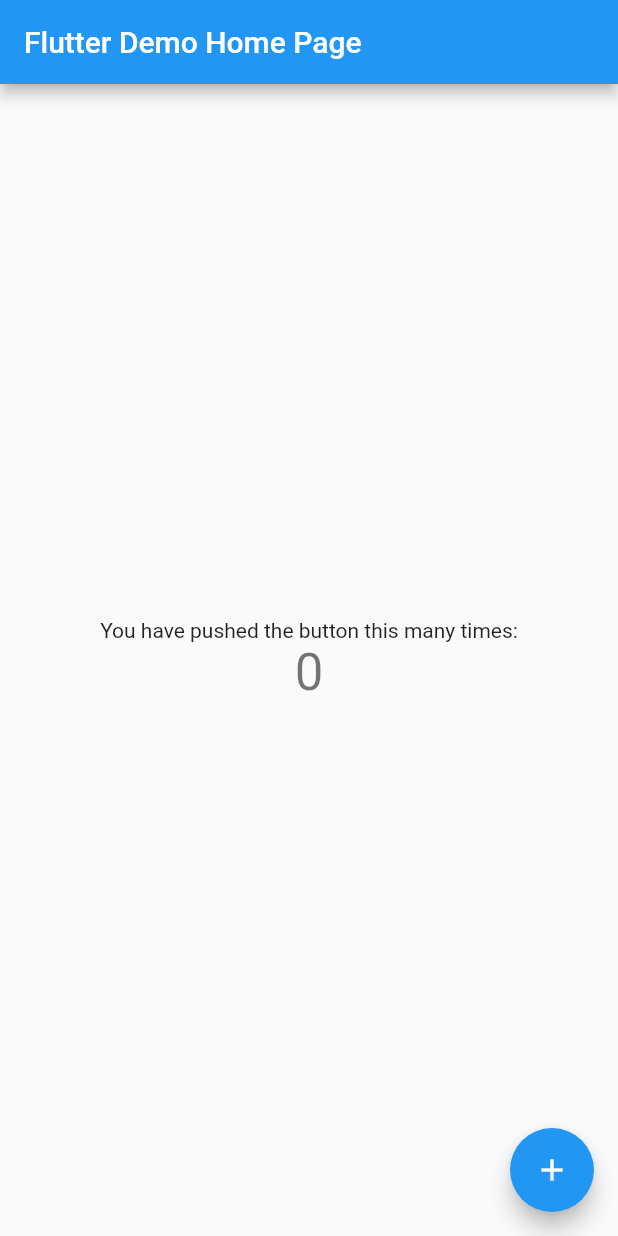
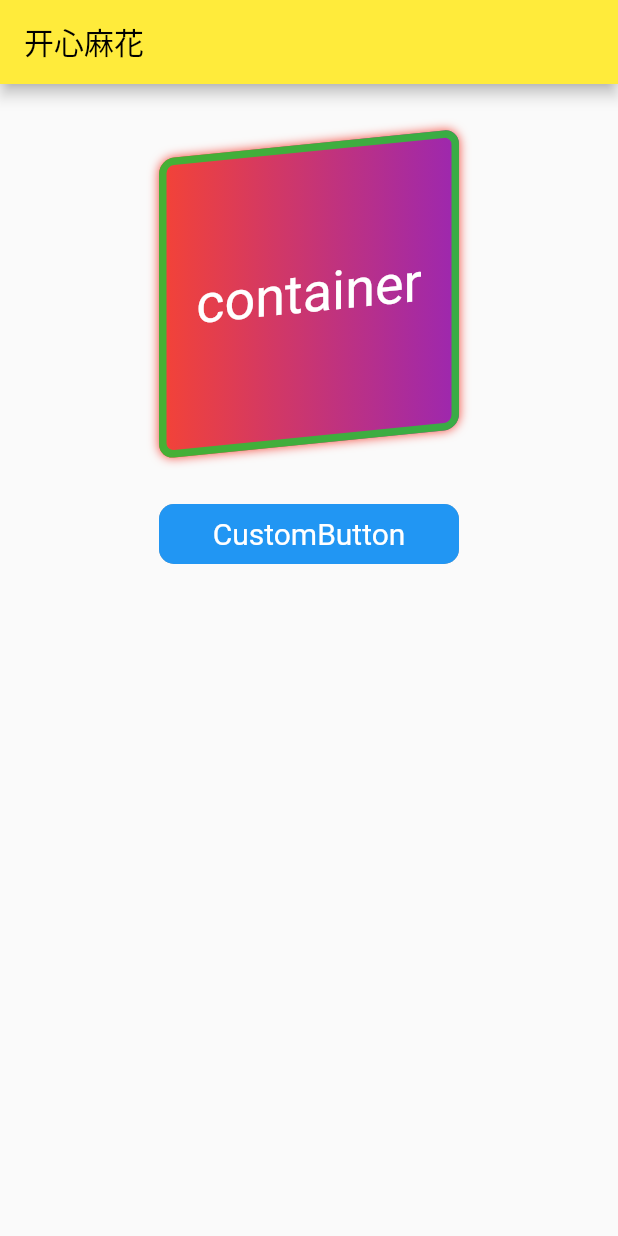
Before and after one commit to CDonee/DjFlutterMaster, a Flutter app: the screen it shows after launch, on a phone screen of 412 x 824 dp. Run offline on Flutter 3.47's test engine with Material 2 defaults, Android fonts, the phone set to English and light mode, and no system bars.

Commit message:
自定义按钮

```diff
--- a/lib/main.dart
+++ b/lib/main.dart
@@ -1,115 +1,81 @@
 import 'package:flutter/material.dart';
-
 void main() {
-  runApp(const MyApp());
+  runApp(const MyWidgetApp());
 }
 
-class MyApp extends StatelessWidget {
-  const MyApp({super.key});
+class MyWidgetApp extends StatelessWidget {
+  const MyWidgetApp({super.key});
 
-  // This widget is the root of your application.
   @override
   Widget build(BuildContext context) {
     return MaterialApp(
-      title: 'Flutter Demo',
-      theme: ThemeData(
-        // This is the theme of your application.
-        //
-        // Try running your application with "flutter run". You'll see the
-        // application has a blue toolbar. Then, without quitting the app, try
-        // changing the primarySwatch below to Colors.green and then invoke
-        // "hot reload" (press "r" in the console where you ran "flutter run",
-        // or simply save your changes to "hot reload" in a Flutter IDE).
-        // Notice that the counter didn't reset back to zero; the application
-        // is not restarted.
-        primarySwatch: Colors.blue,
-      ),
-      home: const MyHomePage(title: 'Flutter Demo Home Page'),
+    title: "开心麻花",
+    theme: ThemeData(primarySwatch:Colors.yellow),
+    home: Scaffold(
+             appBar: AppBar(title: const Text("开心麻花"),),
+             body:Column(
+                      children:const [MyContainer(),
+                      MyButton(),
+                      ]
+
+       )
+             )
+     ,
+   );
+  }
+}
+
+class MyContainer extends StatelessWidget {
+  const MyContainer({super.key});
+  @override
+  Widget build(BuildContext context) {
+    return Center(
+        child: Container(  //容器
+                        width: 200,
+                        height: 200,
+                        alignment: Alignment.center,
+                        margin: const EdgeInsets.fromLTRB(0, 50, 0, 0),
+                        padding: const EdgeInsets.all(10),
+                        decoration: BoxDecoration(
+                          color: Colors.yellow,  //背景颜色
+                          // image: const DecorationImage(image: NetworkImage("https://image.baidu.com/search/detail?tn=baiduimagedetail&word=%E4%BA%BA%E7%89%A9&album_tab=%E4%BA%BA%E7%89%A9&album_id=46&ie=utf-8&fr=albumsdetail&cs=4102906198,4131047208&pi=14051&pn=21&ic=0&objurl=https%3A%2F%2Ft7.baidu.com%2Fit%2Fu%3D4102906198%2C4131047208%26fm%3D193%26f%3DGIF"),fit:BoxFit.cover),
+                          border:Border.all(color: const Color.fromARGB(222, 43, 192, 53),width: 5),//配置边框
+                          borderRadius: const BorderRadius.all(Radius.circular(10)), //设置圆角
+                          // borderRadius: BorderRadius.circular(100) ,//设置圆形
+                          boxShadow:  List.filled(1, const BoxShadow(color: Colors.red,blurRadius: 5)), //配置阴影效果
+                          gradient: const LinearGradient(colors: [Colors.red,Colors.purple]), //配置线性渐变色
+
+                          ),//边框颜色及宽度
+                          //  transform: Matrix4.translationValues(20,0,0),//平移
+                            //  transform: Matrix4.rotationX(0.2),//旋转
+                            transform: Matrix4.skewY(-0.1),//缩放
+
+
+                        child: const Text("container",style: TextStyle(fontSize: 36,color: Colors.white),),
+                        ),
     );
   }
 }
 
-class MyHomePage extends StatefulWidget {
-  const MyHomePage({super.key, required this.title});
-
-  // This widget is the home page of your application. It is stateful, meaning
-  // that it has a State object (defined below) that contains fields that affect
-  // how it looks.
-
-  // This class is the configuration for the state. It holds the values (in this
-  // case the title) provided by the parent (in this case the App widget) and
-  // used by the build method of the State. Fields in a Widget subclass are
-  // always marked "final".
-
-  final String title;
+class MyButton extends StatefulWidget {
+  const MyButton({super.key});
 
   @override
-  State<MyHomePage> createState() => _MyHomePageState();
+  State<MyButton> createState() => _MyButtonState();
 }
 
-class _MyHomePageState extends State<MyHomePage> {
-  int _counter = 0;
-
-  void _incrementCounter() {
-    setState(() {
-      // This call to setState tells the Flutter framework that something has
-      // changed in this State, which causes it to rerun the build method below
-      // so that the display can reflect the updated values. If we changed
-      // _counter without calling setState(), then the build method would not be
-      // called again, and so nothing would appear to happen.
-      _counter++;
-    });
-  }
-
+class _MyButtonState extends State<MyButton> {
   @override
   Widget build(BuildContext context) {
-    // This method is rerun every time setState is called, for instance as done
-    // by the _incrementCounter method above.
-    //
-    // The Flutter framework has been optimized to make rerunning build methods
-    // fast, so that you can just rebuild anything that needs updating rather
-    // than having to individually change instances of widgets.
-    return Scaffold(
-      appBar: AppBar(
-        // Here we take the value from the MyHomePage object that was created by
-        // the App.build method, and use it to set our appbar title.
-        title: Text(widget.title),
+    return Center(child:Container(
+      width: 200,
+      height: 40,
+      margin:const EdgeInsets.only(top: 30),
+      alignment: Alignment.center,
+      decoration:const BoxDecoration(color: Colors.blue,boxShadow:[BoxShadow(color: Colors.grey)],
+      borderRadius: BorderRadius.all(Radius.circular(10))
       ),
-      body: Center(
-        // Center is a layout widget. It takes a single child and positions it
-        // in the middle of the parent.
-        child: Column(
-          // Column is also a layout widget. It takes a list of children and
-          // arranges them vertically. By default, it sizes itself to fit its
-          // children horizontally, and tries to be as tall as its parent.
-          //
-          // Invoke "debug painting" (press "p" in the console, choose the
-          // "Toggle Debug Paint" action from the Flutter Inspector in Android
-          // Studio, or the "Toggle Debug Paint" command in Visual Studio Code)
-          // to see the wireframe for each widget.
-          //
-          // Column has various properties to control how it sizes itself and
-          // how it positions its children. Here we use mainAxisAlignment to
-          // center the children vertically; the main axis here is the vertical
-          // axis because Columns are vertical (the cross axis would be
-          // horizontal).
-          mainAxisAlignment: MainAxisAlignment.center,
-          children: <Widget>[
-            const Text(
-              'You have pushed the button this many times:',
-            ),
-            Text(
-              '$_counter',
-              style: Theme.of(context).textTheme.headlineMedium,
-            ),
-          ],
-        ),
-      ),
-      floatingActionButton: FloatingActionButton(
-        onPressed: _incrementCounter,
-        tooltip: 'Increment',
-        child: const Icon(Icons.add),
-      ), // This trailing comma makes auto-formatting nicer for build methods.
-    );
+      child: const Text("CustomButton",style: TextStyle(fontSize: 20,color: Colors.white ),),
+    ) ,) ;
   }
 }
```
Also changed, not shown: lib/history/defalut/main_defalut.dart (added, +115 -0 lines), 4 other files.
